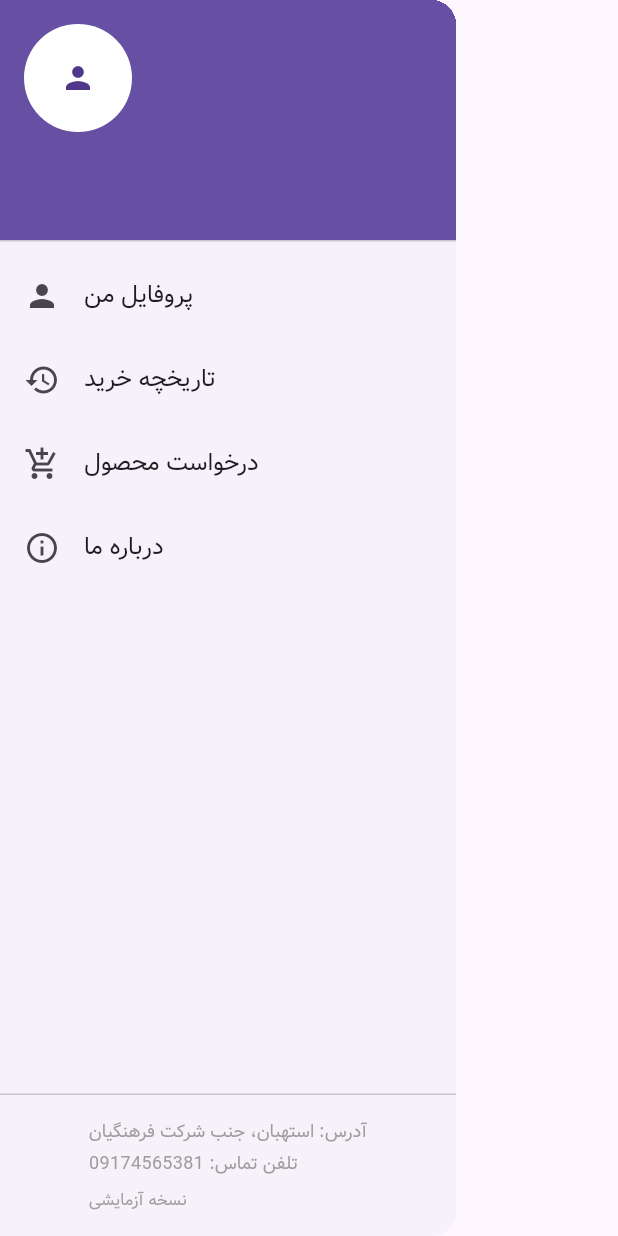
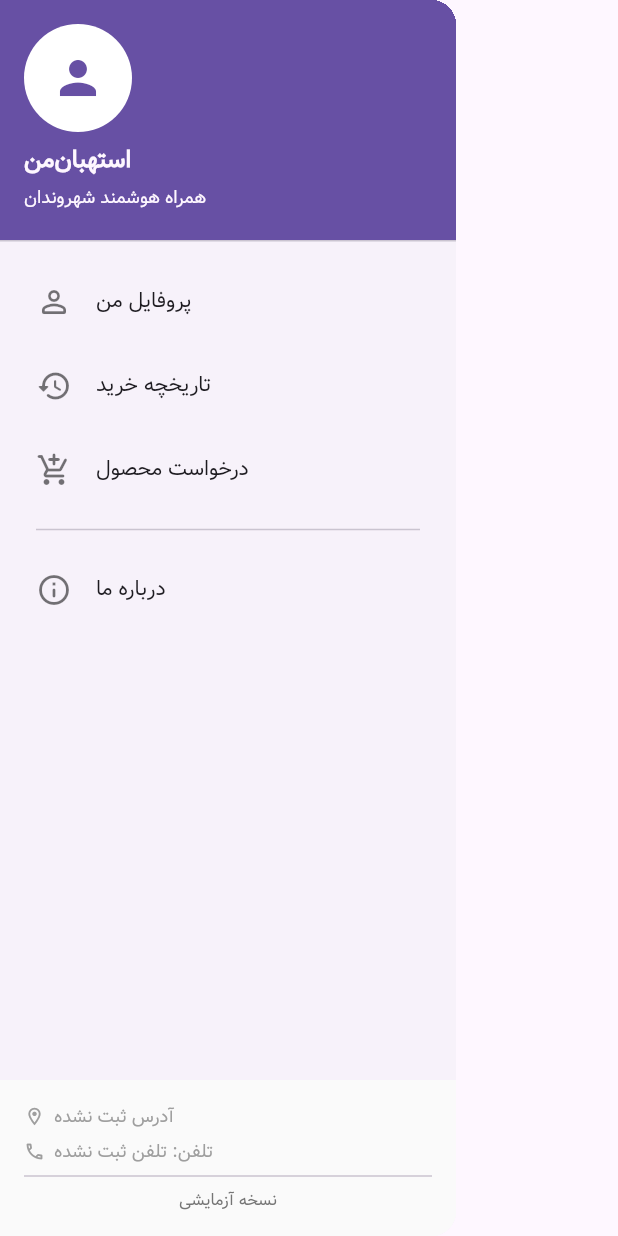
Before and after one commit to DataistOS/my_estahban_city, a Flutter app: the AppDrawer widget shown alone on an empty page, opened directly, on a phone screen of 412 x 824 dp. Run offline on Flutter 3.47's test engine with Material 3 defaults, Android fonts, the phone set to English and light mode, and no system bars; our stand-ins replace carousel_slider, connectivity_plus, flutter_dotenv, flutter_svg, permission_handler, pocketbase and 3 more; missing offline and left inert: mobile_scanner; accounts and stored records are empty; network calls fail.

Commit message:
feat(release): bump version to 0.5.1 - load app drawer contact info from env and redesign ui

```diff
--- a/lib/features/feat_home/widgets/app_drawer.dart
+++ b/lib/features/feat_home/widgets/app_drawer.dart
@@ -1,6 +1,7 @@
 // lib/features/feat_home/widgets/app_drawer.dart
 
 import 'package:flutter/material.dart';
+import 'package:flutter_dotenv/flutter_dotenv.dart';
 
 import 'package:my_estahban_city/features/feat_auth/pages/profile_page.dart';
 import 'package:my_estahban_city/features/feat_orders/pages/order_history_page.dart';
@@ -11,111 +12,123 @@ class AppDrawer extends StatelessWidget {
 
   @override
   Widget build(BuildContext context) {
+    final String address = dotenv.env['SUPPORT_ADDRESS'] ?? 'آدرس ثبت نشده';
+    final String phone = dotenv.env['SUPPORT_PHONE_NUMBER'] ?? 'تلفن ثبت نشده';
+    final String appVersion = dotenv.env['APP_VERSION'] ?? 'نسخه آزمایشی';
+
+    final primaryColor = Theme.of(context).primaryColor;
+
     return Drawer(
       child: Column(
         children: [
-          Expanded(
-            child: ListView(
-              padding: EdgeInsets.zero,
-              children: [
-                const UserAccountsDrawerHeader(
-                  accountName: Text(' ', style: TextStyle(fontFamily: 'Vazir')),
-                  accountEmail: Text(
-                    '  ',
-                    style: TextStyle(fontFamily: 'Vazir'),
+          UserAccountsDrawerHeader(
+            decoration: BoxDecoration(color: primaryColor),
+            accountName: const Text(
+              'استهبان‌من',
+              style: TextStyle(
+                fontFamily: 'Vazir',
+                fontWeight: FontWeight.bold,
+              ),
+            ),
+            accountEmail: const Text(
+              'همراه هوشمند شهروندان',
+              style: TextStyle(fontFamily: 'Vazir', fontSize: 12),
             ),
             currentAccountPicture: CircleAvatar(
               backgroundColor: Colors.white,
-                    child: Icon(Icons.person),
+              child: Icon(Icons.person, size: 36, color: primaryColor),
             ),
           ),
-                ListTile(
-                  leading: const Icon(Icons.person),
-                  title: const Text(
-                    'پروفایل ‌من',
-                    style: TextStyle(fontFamily: 'Vazir'),
+
+          Expanded(
+            child: ListView(
+              padding: const EdgeInsets.symmetric(horizontal: 8, vertical: 4),
+              children: [
+                _buildDrawerItem(
+                  context,
+                  icon: Icons.person_outline_rounded,
+                  title: 'پروفایل ‌من',
+                  onTap: () => _navigateTo(context, const ProfilePage()),
                 ),
-                  onTap: () {
-                    Navigator.of(context).push(
-                      MaterialPageRoute(
-                        builder: (context) => const ProfilePage(),
+                _buildDrawerItem(
+                  context,
+                  icon: Icons.history_rounded,
+                  title: 'تاریخچه خرید',
+                  onTap: () => _navigateTo(context, const OrderHistoryPage()),
                 ),
-                    );
-                  },
+                _buildDrawerItem(
+                  context,
+                  icon: Icons.add_shopping_cart_rounded,
+                  title: 'درخواست محصول',
+                  onTap: () =>
+                      Navigator.of(context).pushNamed('/request-product'),
                 ),
-                ListTile(
-                  leading: const Icon(Icons.history),
-                  title: const Text(
-                    'تاریخچه خرید',
-                    style: TextStyle(fontFamily: 'Vazir'),
-                  ),
-                  onTap: () {
-                    Navigator.of(context).push(
-                      MaterialPageRoute(
-                        builder: (context) => const OrderHistoryPage(),
-                      ),
-                    );
-                  },
-                ),
-                ListTile(
-                  leading: const Icon(Icons.add_shopping_cart),
-                  title: const Text(
-                    'درخواست محصول',
-                    style: TextStyle(fontFamily: 'Vazir'),
-                  ),
-                  onTap: () {
-                    Navigator.of(context).pushNamed('/request-product');
-                  },
-                ),
-                // گزینه جدید درباره ما
-                ListTile(
-                  leading: const Icon(Icons.info_outline),
-                  title: const Text(
-                    'درباره ما',
-                    style: TextStyle(fontFamily: 'Vazir'),
-                  ),
-                  onTap: () {
-                    Navigator.of(context).push(
-                      MaterialPageRoute(
-                        builder: (context) => const AboutPage(),
-                      ),
-                    );
-                  },
+                const Divider(indent: 16, endIndent: 16, height: 24),
+                _buildDrawerItem(
+                  context,
+                  icon: Icons.info_outline_rounded,
+                  title: 'درباره ما',
+                  onTap: () => _navigateTo(context, const AboutPage()),
                 ),
               ],
             ),
           ),
 
-          const Divider(height: 1),
-          Padding(
+          Container(
             padding: const EdgeInsets.all(16.0),
+            width: double.infinity,
+            color: Colors.grey.shade50,
             child: Column(
               crossAxisAlignment: CrossAxisAlignment.start,
-              children: const [
-                Text(
-                  'آدرس: استهبان، جنب شرکت فرهنگیان',
-                  style: TextStyle(
+              children: [
+                Row(
+                  children: [
+                    const Icon(
+                      Icons.location_on_outlined,
+                      size: 14,
+                      color: Colors.grey,
+                    ),
+                    const SizedBox(width: 6),
+                    Expanded(
+                      child: Text(
+                        address,
+                        style: const TextStyle(
                           fontFamily: 'Vazir',
                           fontSize: 12,
                           color: Colors.grey,
                         ),
                       ),
-                SizedBox(height: 4),
+                    ),
+                  ],
+                ),
+                const SizedBox(height: 6),
+                Row(
+                  children: [
+                    const Icon(
+                      Icons.phone_outlined,
+                      size: 14,
+                      color: Colors.grey,
+                    ),
+                    const SizedBox(width: 6),
                     Text(
-                  'تلفن تماس: 09174565381',
-                  style: TextStyle(
+                      'تلفن: $phone',
+                      style: const TextStyle(
                         fontFamily: 'Vazir',
                         fontSize: 12,
                         color: Colors.grey,
                       ),
                     ),
-                SizedBox(height: 8),
-                Text(
-                  'نسخه آزمایشی',
+                  ],
+                ),
+                const Divider(height: 16),
+                Center(
+                  child: Text(
+                    appVersion,
                     style: TextStyle(
                       fontFamily: 'Vazir',
                       fontSize: 11,
-                    color: Colors.grey,
+                      color: Colors.grey.shade600,
+                    ),
                   ),
                 ),
               ],
@@ -125,4 +138,26 @@ class AppDrawer extends StatelessWidget {
       ),
     );
   }
+
+  Widget _buildDrawerItem(
+    BuildContext context, {
+    required IconData icon,
+    required String title,
+    required VoidCallback onTap,
+  }) {
+    return ListTile(
+      shape: RoundedRectangleBorder(borderRadius: BorderRadius.circular(10)),
+      leading: Icon(icon, color: Colors.black54),
+      title: Text(
+        title,
+        style: const TextStyle(fontFamily: 'Vazir', fontSize: 14),
+      ),
+      onTap: onTap,
+    );
   }
+
+  void _navigateTo(BuildContext context, Widget page) {
+    Navigator.of(context).pop();
+    Navigator.of(context).push(MaterialPageRoute(builder: (context) => page));
+  }
+}
--- a/pubspec.yaml
+++ b/pubspec.yaml
@@ -4,7 +4,7 @@ homepage: https://my.estahban.city/
 description: "MyEstahban: Your smart companion for city services"
 issue_tracker: https://github.com/DataistOS/my_estahban_city/issues
 documentation: https://dpic.dataist.ir/heuristic/_source/category/tools/myestahbancity.html
-version: 0.5.0+1
+version: 0.5.1+1
 
 # Environment
 environment:
```
Also changed, not shown: 2 other files. Lines whose indentation alone changed are shown as unchanged.
